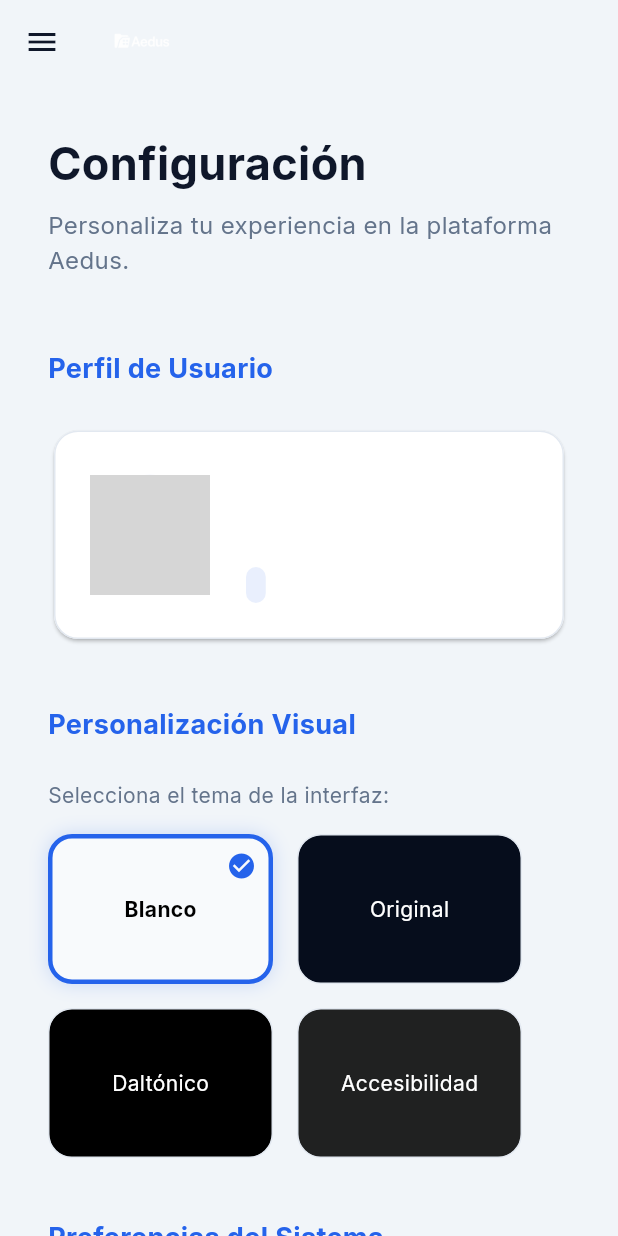
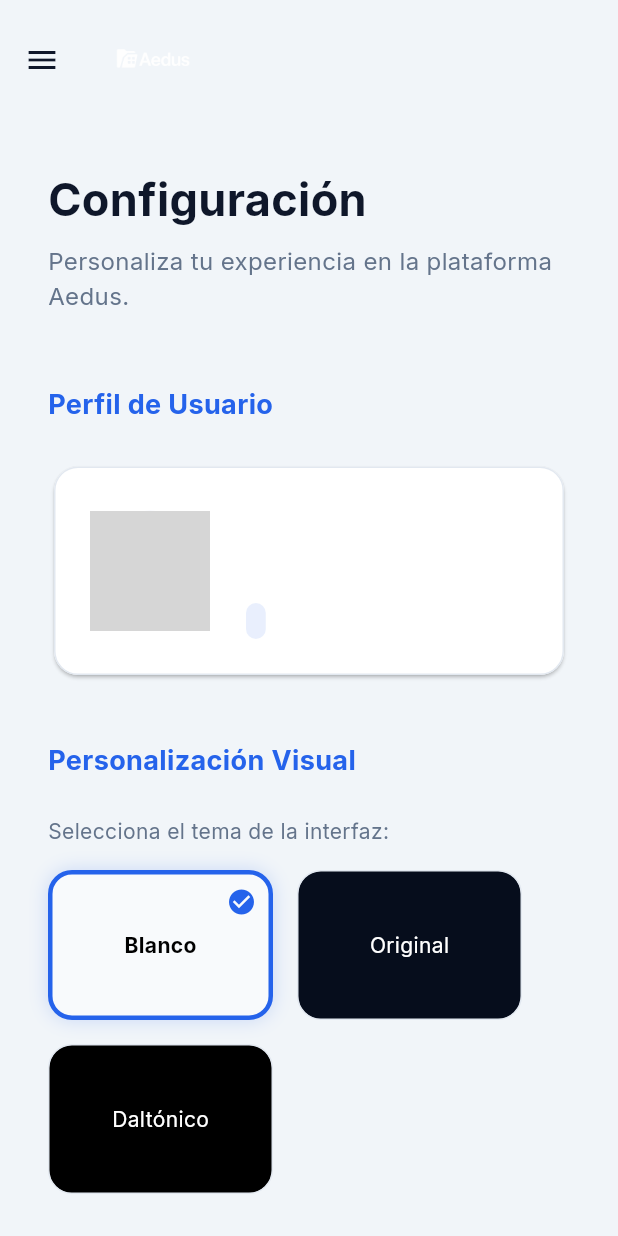
Before and after one commit to marioovlc/AedusWeb, a Flutter app: the SettingsPage screen opened by its route, after a tap on "Blanco", on a phone screen of 412 x 824 dp. Run offline on Flutter 3.47's test engine with Material 3 defaults, Android fonts, the phone set to English and light mode, and no system bars; our stand-ins replace audioplayers, cached_network_image, csv, fl_chart, flutter_dotenv, font_awesome_flutter and 4 more; missing offline and left inert: dart:js_interop, postgres, record; accounts and stored records are empty; network calls fail; grey boxes are pictures that could not be loaded.

Commit message:
Mejoras de visibilidad, modo accesibilidad independiente y logo ampliado

```diff
--- a/lib/core/theme/app_theme.dart
+++ b/lib/core/theme/app_theme.dart
@@ -3,10 +3,9 @@ import 'package:google_fonts/google_fonts.dart';
 
 class AppTheme {
   // Theme Helper
-  static ThemeData getTheme(String themeName) {
+  static ThemeData getTheme(String themeName, {bool isAccessibilityMode = false}) {
     bool isLight = themeName == 'Blanco';
     bool isDaltonic = themeName == 'Daltónico';
-    bool isAccessible = themeName == 'Accesibilidad';
 
     // Default: Original (Dark)
     Color bg = const Color(0xFF060D1C);
@@ -35,7 +34,7 @@ class AppTheme {
       dang = const Color(0xFFDC2626);
       gld = const Color(0xFFD97706);
       brightness = Brightness.light;
-    } else if (isDaltonic || isAccessible) {
+    } else if (isDaltonic) {
       bg = Colors.black;
       surf = const Color(0xFF171717);
       crd = const Color(0xFF262626);
@@ -49,7 +48,13 @@ class AppTheme {
       gld = const Color(0xFFF1C40F);
     }
 
-    double scale = isAccessible ? 1.35 : 1.0;
+    double scale = isAccessibilityMode ? 1.25 : 1.0;
+
+    // High contrast overrides for accessibility mode
+    if (isAccessibilityMode) {
+      txtLow = txtHigh.withValues(alpha: 0.9);
+      brd = txtHigh.withValues(alpha: 0.3);
+    }
 
     return ThemeData(
       useMaterial3: true,
--- a/lib/main.dart
+++ b/lib/main.dart
@@ -42,7 +42,7 @@ class AedusApp extends StatelessWidget {
           title: 'Aedus App',
           debugShowCheckedModeBanner: false,
           themeMode: ThemeMode.dark,
-          darkTheme: AppTheme.getTheme(provider.currentTheme),
+          darkTheme: AppTheme.getTheme(provider.currentTheme, isAccessibilityMode: provider.isAccessibilityMode),
           initialRoute: '/login', // Start with Login
           onGenerateRoute: (settings) {
             Widget page;
--- a/lib/presentation/layouts/main_layout.dart
+++ b/lib/presentation/layouts/main_layout.dart
@@ -28,8 +28,9 @@ class _MainLayoutState extends State<MainLayout> {
     return Scaffold(
       drawer: isMobile ? _buildSidebar(context) : null,
       appBar: isMobile ? AppBar(
-        title: Image.asset('lib/assets/aedus.png', height: 45),
+        title: Image.asset('lib/assets/aedus.png', height: 60),
         backgroundColor: theme.scaffoldBackgroundColor,
+        toolbarHeight: 80,
       ) : null,
       body: Row(
         children: [
@@ -67,7 +68,7 @@ class _MainLayoutState extends State<MainLayout> {
             duration: const Duration(milliseconds: 300),
             width: double.infinity,
             padding: EdgeInsets.symmetric(
-              vertical: isCompact ? 30.0 : 40.0,
+              vertical: isCompact ? 30.0 : 60.0,
               horizontal: isCompact ? 12.0 : 20.0
             ),
             decoration: BoxDecoration(
@@ -81,7 +82,7 @@ class _MainLayoutState extends State<MainLayout> {
               : Image.asset(
                   'lib/assets/aedus.png',
                   fit: BoxFit.contain,
-                  height: 80,
+                  height: 120,
                 ),
           ),
           const SizedBox(height: 10),
--- a/lib/presentation/pages/settings_page.dart
+++ b/lib/presentation/pages/settings_page.dart
@@ -47,7 +47,6 @@ class SettingsPage extends StatelessWidget {
                 _ThemeCard(name: 'Blanco', color: const Color(0xFFF8FAFC), isActive: currentTheme == 'Blanco'),
                 _ThemeCard(name: 'Original', color: const Color(0xFF060D1C), isActive: currentTheme == 'Original'),
                 _ThemeCard(name: 'Daltónico', color: Colors.black, isActive: currentTheme == 'Daltónico'),
-                _ThemeCard(name: 'Accesibilidad', color: Colors.black87, isActive: currentTheme == 'Accesibilidad'),
               ],
             ),
           ]),
@@ -58,6 +57,9 @@ class SettingsPage extends StatelessWidget {
             _buildSettingToggle(context, 'Sonidos de Notificación', true, (v) {}),
             _buildSettingToggle(context, 'Modo Compacto', context.watch<AppProvider>().isCompact, (v) {
               context.read<AppProvider>().setCompact(v);
+            }),
+            _buildSettingToggle(context, 'Modo Accesibilidad (Fuente y Contraste)', context.watch<AppProvider>().isAccessibilityMode, (v) {
+              context.read<AppProvider>().setAccessibilityMode(v);
             }),
           ]),
         ],
--- a/lib/presentation/pages/store_page.dart
+++ b/lib/presentation/pages/store_page.dart
@@ -152,6 +152,8 @@ class StorePage extends StatelessWidget {
       case 'palette': return Icons.palette;
       case 'verified': return Icons.verified;
       case 'shield': return Icons.shield;
+      case 'coffee': return Icons.local_cafe;
+      case 'food': return Icons.restaurant;
       default: return Icons.auto_awesome;
     }
   }
@@ -270,6 +272,8 @@ class StorePage extends StatelessWidget {
       'palette': Icons.palette,
       'verified': Icons.verified,
       'shield': Icons.shield,
+      'coffee': Icons.local_cafe,
+      'food': Icons.restaurant,
     };
 
     final colorsMap = {
```
Also changed, not shown: lib/core/providers/app_provider.dart (+16 -1 lines).
